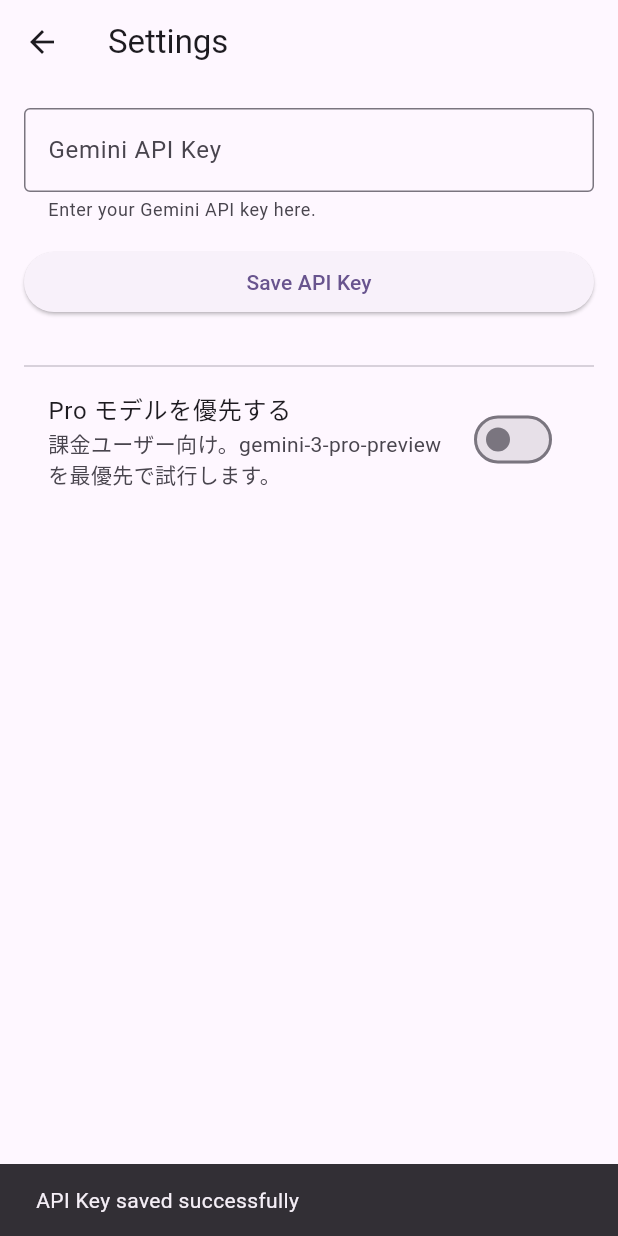
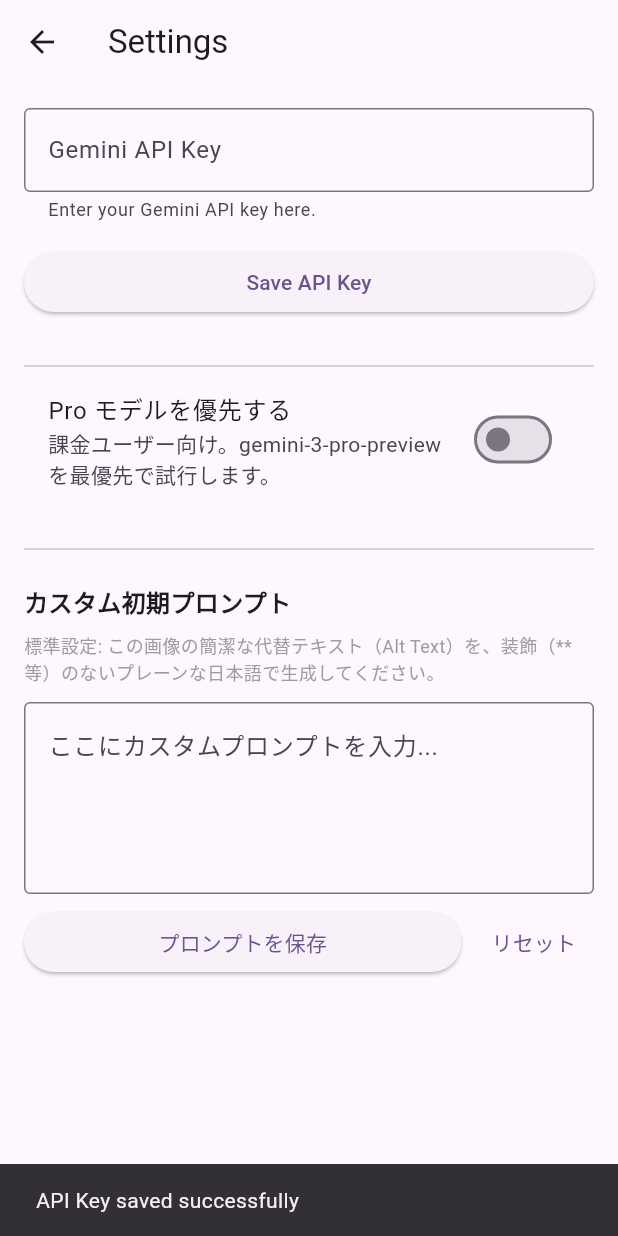
Before and after one commit to shodoi/alt-assistant-app, a Flutter app: the screen it shows after launch, after a tap on "Save API Key", on a phone screen of 412 x 824 dp. Run offline on Flutter 3.47's test engine with Material 3 defaults, Android fonts, the light colour scheme and no system bars; our stand-ins replace flutter_markdown, flutter_secure_storage, google_generative_ai, image_picker, sqflite; accounts and stored records are empty.

Commit message:
feat: カスタム初期プロンプト設定機能を追加し、代替テキスト生成に利用するように変更

```diff
--- a/lib/main.dart
+++ b/lib/main.dart
@@ -10,6 +10,8 @@
 import 'package:image/image.dart' as img;
 import 'history_database.dart';
 import 'history_page.dart';
+
+const String kDefaultInitialPrompt = 'この画像の簡潔な代替テキスト（Alt Text）を、装飾（**等）のないプレーンな日本語で生成してください。';
 
 void main() {
   WidgetsFlutterBinding.ensureInitialized();
@@ -51,8 +53,10 @@
     iOptions: IOSOptions(accessibility: KeychainAccessibility.first_unlock),
   );
   final _apiKeyController = TextEditingController();
+  final _promptController = TextEditingController(); // 追加
   static const _apiKeyKey = 'gemini_api_key';
   static const _useProPriorityKey = 'use_pro_priority';
+  static const _customPromptKey = 'custom_initial_prompt'; // 追加
   bool _isLoading = true;
   bool _useProPriority = false;
 
@@ -65,9 +69,13 @@
   Future<void> _loadSettings() async {
     final key = await _storage.read(key: _apiKeyKey);
     final proPriority = await _storage.read(key: _useProPriorityKey);
+    final customPrompt = await _storage.read(key: _customPromptKey);
 
     setState(() {
       if (key != null) _apiKeyController.text = key;
+      if (customPrompt != null) {
+        _promptController.text = customPrompt;
+      }
       _useProPriority = proPriority == 'true';
       _isLoading = false;
     });
@@ -85,6 +93,7 @@
   @override
   void dispose() {
     _apiKeyController.dispose();
+    _promptController.dispose(); // 追加
     super.dispose();
   }
 
@@ -95,7 +104,8 @@
       body: SafeArea(
         child: _isLoading
             ? const Center(child: CircularProgressIndicator())
-            : Padding(
+            : SingleChildScrollView(
+                child: Padding(
                   padding: const EdgeInsets.all(16.0),
                   child: Column(
                     crossAxisAlignment: CrossAxisAlignment.stretch,
@@ -118,7 +128,8 @@
                       const Divider(),
                       SwitchListTile(
                         title: const Text('Pro モデルを優先する'),
-                      subtitle: const Text('課金ユーザー向け。gemini-3-pro-preview を最優先で試行します。'),
+                        subtitle:
+                            const Text('課金ユーザー向け。gemini-3-pro-preview を最優先で試行します。'),
                         value: _useProPriority,
                         onChanged: (value) async {
                           setState(() {
@@ -130,7 +141,69 @@
                           );
                         },
                       ),
+                      const SizedBox(height: 24),
+                      const Divider(),
+                      const SizedBox(height: 16),
+                      const Text(
+                        'カスタム初期プロンプト',
+                        style: TextStyle(
+                            fontSize: 16, fontWeight: FontWeight.bold),
+                      ),
+                      const SizedBox(height: 8),
+                      Text(
+                        '標準設定: $kDefaultInitialPrompt',
+                        style:
+                            const TextStyle(fontSize: 12, color: Colors.grey),
+                      ),
+                      const SizedBox(height: 12),
+                      TextField(
+                        controller: _promptController,
+                        maxLines: 4,
+                        decoration: const InputDecoration(
+                          hintText: 'ここにカスタムプロンプトを入力...',
+                          border: OutlineInputBorder(),
+                        ),
+                      ),
+                      const SizedBox(height: 8),
+                      Row(
+                        children: [
+                          Expanded(
+                            child: ElevatedButton(
+                              onPressed: () async {
+                                await _storage.write(
+                                    key: _customPromptKey,
+                                    value: _promptController.text.trim());
+                                if (mounted) {
+                                  ScaffoldMessenger.of(context).showSnackBar(
+                                    const SnackBar(
+                                        content:
+                                            Text('Prompt saved successfully')),
+                                  );
+                                }
+                              },
+                              child: const Text('プロンプトを保存'),
+                            ),
+                          ),
+                          const SizedBox(width: 8),
+                          TextButton(
+                            onPressed: () async {
+                              await _storage.delete(key: _customPromptKey);
+                              setState(() {
+                                _promptController.clear();
+                              });
+                              if (mounted) {
+                                ScaffoldMessenger.of(context).showSnackBar(
+                                  const SnackBar(
+                                      content: Text('Reset to default prompt')),
+                                );
+                              }
+                            },
+                            child: const Text('リセット'),
+                          ),
                         ],
+                      ),
+                    ],
+                  ),
                 ),
               ),
       ),
@@ -171,6 +244,9 @@
   ];
   int _currentModelIndex = 0;
   int? _currentHistoryId;
+  String? _customPrompt; // 追加
+
+  bool get _isCustomPromptActive => _customPrompt != null && _customPrompt!.isNotEmpty;
 
   @override
   void initState() {
@@ -181,6 +257,7 @@
   Future<void> _checkApiKey() async {
     final key = await _storage.read(key: _apiKeyKey);
     final proPriority = await _storage.read(key: _useProPriorityKey);
+    final customPrompt = await _storage.read(key: 'custom_initial_prompt');
 
     if (key == null) {
       if (mounted) {
@@ -189,7 +266,7 @@
         });
       }
     } else {
-      // モデル階層の動的構築
+      // モデル階層とカスタムプロンプトの動的構築
       List<String> hierarchy = [
         'gemini-3-flash-preview',
         'gemini-2.5-flash',
@@ -201,6 +278,7 @@
 
       setState(() {
         _modelHierarchy = hierarchy;
+        _customPrompt = customPrompt; // ステートを更新
       });
       _initModel(key);
     }
@@ -257,10 +335,17 @@
       return;
     }
 
+    final customPrompt = await _storage.read(key: 'custom_initial_prompt');
+    final prompt = (customPrompt != null && customPrompt.isNotEmpty)
+        ? customPrompt
+        : kDefaultInitialPrompt;
+
+    final userMessage = _isCustomPromptActive ? 'カスタム指示を実行中...' : '画像の代替テキストを生成中...';
+
     setState(() {
       _isLoading = true;
       _statusMessage = 'モデルを選択中...';
-      _messages.add(ChatMessage(role: 'user', text: '画像の代替テキストを生成中...'));
+      _messages.add(ChatMessage(role: 'user', text: userMessage));
     });
 
     for (int i = 0; i < _modelHierarchy.length; i++) {
@@ -274,7 +359,7 @@
 
         final content = [
           Content.multi([
-            TextPart('この画像の簡潔な代替テキスト（Alt Text）を、装飾（**等）のないプレーンな日本語で生成してください。'),
+            TextPart(prompt),
             DataPart('image/jpeg', _imageBytes!),
           ])
         ];
@@ -427,7 +512,7 @@
       _messages.removeRange(lastUserIndex, _messages.length);
     });
 
-    if (lastUserMsg.text == '画像の代替テキストを生成中...') {
+    if (lastUserMsg.text == '画像の代替テキストを生成中...' || lastUserMsg.text == 'カスタム指示を実行中...') {
       _generateAltText();
     } else {
       _textController.text = lastUserMsg.text;
@@ -584,8 +669,10 @@
           ),
           IconButton(
             icon: const Icon(Icons.settings),
-            onPressed: () => Navigator.pushNamed(context, '/settings')
-                .then((_) => _checkApiKey()),
+            onPressed: () async {
+              await Navigator.pushNamed(context, '/settings');
+              _checkApiKey();
+            },
             tooltip: '設定',
           ),
         ],
@@ -606,7 +693,7 @@
                   child: ElevatedButton.icon(
                     onPressed: _isLoading ? null : _generateAltText,
                     icon: const Icon(Icons.auto_awesome),
-                    label: const Text('Altテキストを生成'),
+                    label: Text(_isCustomPromptActive ? '指示を実行' : 'Altテキストを生成'),
                   ),
                 ),
             ] else
```
Lines whose indentation alone changed are shown as unchanged.
